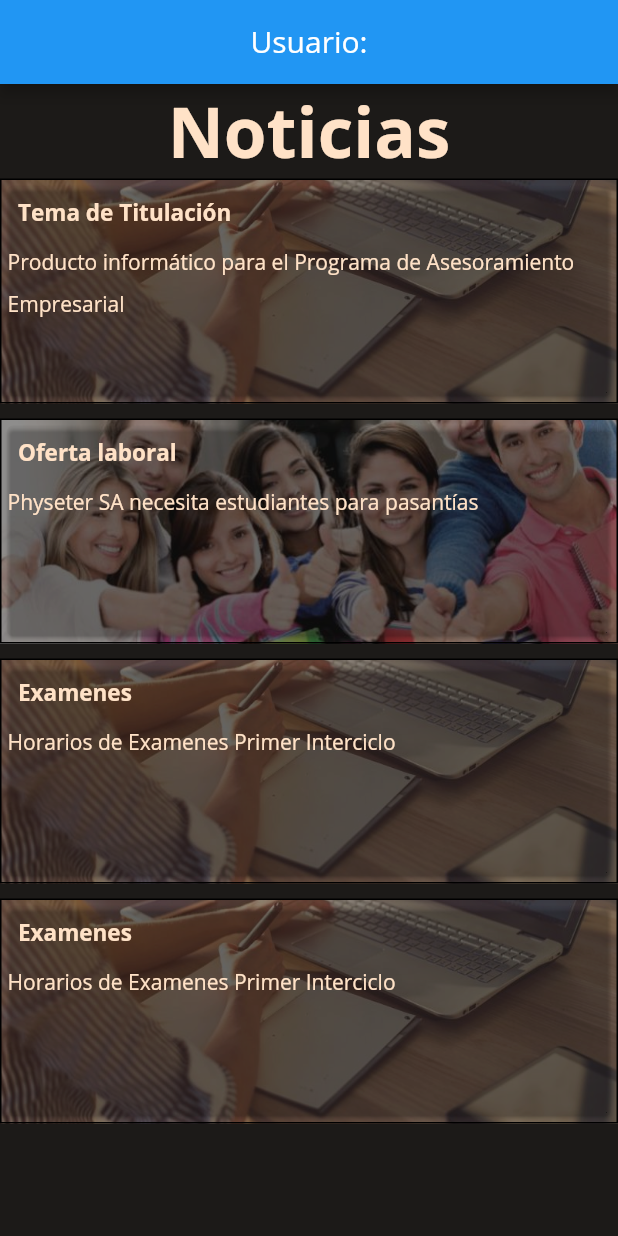
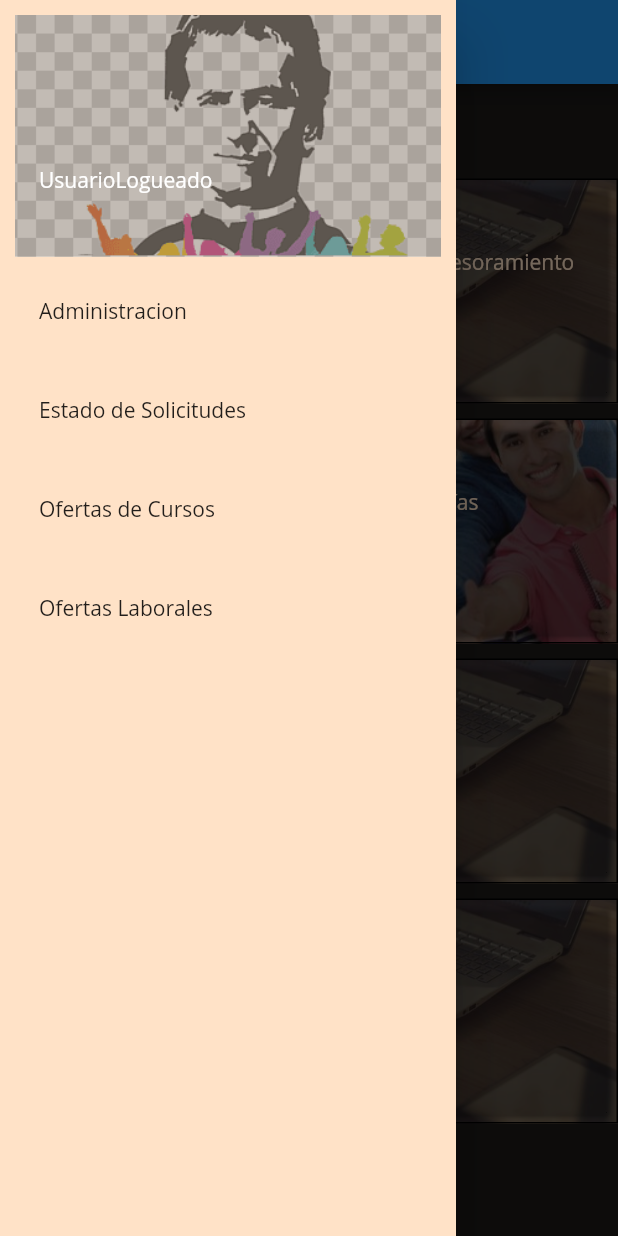
Before and after one commit to DavidEF1996/PasantiaUPS, a Flutter app: the PrincipalNoticias screen opened directly, with the side drawer open (before the commit the screen has no drawer), on a phone screen of 412 x 824 dp. Run offline on Flutter 3.47's test engine with Material 2 defaults, Android fonts, the phone set to English and light mode, and no system bars; our stand-ins replace flutter_svg.

Commit message:
Implementacion de la barra lateral

```diff
--- a/Proyecto/pasantia_noticias/lib/main.dart
+++ b/Proyecto/pasantia_noticias/lib/main.dart
@@ -28,9 +28,9 @@ class MyApp extends StatelessWidget {
         primarySwatch: Colors.blue,
         fontFamily: 'sans',
       ),
-     // home: ListNotices(),
-     //home: LoginPage()
-     home: Administracion(),
+      // home: ListNotices(),
+      //home: LoginPage()
+      home: LoginPage(),
     );
   }
 }
--- a/Proyecto/pasantia_noticias/lib/pages/login/Administracion.dart
+++ b/Proyecto/pasantia_noticias/lib/pages/login/Administracion.dart
@@ -170,7 +170,7 @@ class _AdministracionState extends State<Administracion> {
                     Container(
                       padding: EdgeInsets.all(responsive.diagonalPorcentaje(2)),
                       child: Row(
-                        mainAxisAlignment: MainAxisAlignment.spaceBetween,
+                        mainAxisAlignment: MainAxisAlignment.spaceAround,
                         children: [
                           BotonReusable(
                               onPressed: () {
--- /dev/null
+++ b/Proyecto/pasantia_noticias/lib/pages/login/MenuLateral.dart
@@ -0,0 +1,101 @@
+import 'package:flutter/material.dart';
+import 'package:pasantia_noticias/pages/login/Administracion.dart';
+import 'package:pasantia_noticias/pages/login/widgets/PrincipalNoticias.dart';
+
+class MenuLateral extends StatelessWidget {
+  @override
+  Widget build(BuildContext context) {
+    return Container(
+      child: new Drawer(
+        child: Container(
+          color: Color.fromRGBO(255, 226, 199, 1),
+          padding: EdgeInsets.all(10),
+          child: ListView(
+            children: [
+              new UserAccountsDrawerHeader(
+                  accountName: Text("UsuarioLogueado"),
+                  accountEmail: Text(""),
+                  decoration: BoxDecoration(
+                      color: Color.fromRGBO(101, 91, 80, 0.80),
+                      image: DecorationImage(
+                        image: AssetImage('assets/donBosco.png'),
+                        fit: BoxFit.cover,
+                        colorFilter: new ColorFilter.mode(
+                            Colors.black.withOpacity(0.5), BlendMode.dstATop),
+                      ))),
+              Ink(
+                color: Colors.blue,
+                child: ListTile(
+                  title: Text("Administracion"),
+                  onTap: () {
+                    Navigator.of(context).pop();
+                    Navigator.push(
+                      context,
+                      new MaterialPageRoute(
+                        builder: (context) => new Administracion(),
+                      ),
+                    );
+                  },
+                ),
+              ),
+              SizedBox(
+                height: 10,
+              ),
+              Ink(
+                color: Colors.blue,
+                child: ListTile(
+                  title: Text("Estado de Solicitudes"),
+                  onTap: () {
+                    Navigator.of(context).pop();
+                    Navigator.push(
+                      context,
+                      new MaterialPageRoute(
+                        builder: (context) => new Administracion(),
+                      ),
+                    );
+                  },
+                ),
+              ),
+              SizedBox(
+                height: 10,
+              ),
+              Ink(
+                color: Colors.blue,
+                child: ListTile(
+                  title: Text("Ofertas de Cursos"),
+                  onTap: () {
+                    Navigator.of(context).pop();
+                    Navigator.push(
+                      context,
+                      new MaterialPageRoute(
+                        builder: (context) => new Administracion(),
+                      ),
+                    );
+                  },
+                ),
+              ),
+              SizedBox(
+                height: 10,
+              ),
+              Ink(
+                color: Colors.blue,
+                child: ListTile(
+                  title: Text("Ofertas Laborales"),
+                  onTap: () {
+                    Navigator.of(context).pop();
+                    Navigator.push(
+                      context,
+                      new MaterialPageRoute(
+                        builder: (context) => new Administracion(),
+                      ),
+                    );
+                  },
+                ),
+              ),
+            ],
+          ),
+        ),
+      ),
+    );
+  }
+}
--- a/Proyecto/pasantia_noticias/lib/pages/login/widgets/PrincipalNoticias.dart
+++ b/Proyecto/pasantia_noticias/lib/pages/login/widgets/PrincipalNoticias.dart
@@ -1,4 +1,5 @@
 import 'package:flutter/material.dart';
+import 'package:pasantia_noticias/pages/login/MenuLateral.dart';
 import 'package:pasantia_noticias/pages/login/noticiasInformacion.dart';
 import 'package:pasantia_noticias/pages/login/widgets/ListNotices.dart';
 import 'package:pasantia_noticias/pages/login/widgets/notices.dart';
@@ -12,7 +13,6 @@ class PrincipalNoticias extends StatelessWidget {
     final Responsive responsive = Responsive.of(context);
     return Scaffold(
       appBar: new AppBar(
-        automaticallyImplyLeading: false,
         title: Container(
           alignment: Alignment.center,
           child: Row(
@@ -21,6 +21,7 @@ class PrincipalNoticias extends StatelessWidget {
           ),
         ),
       ),
+      drawer: MenuLateral(),
       body: Container(
         decoration: BoxDecoration(
           gradient: LinearGradient(
--- a/Proyecto/pasantia_noticias/lib/widgets/botonReusable.dart
+++ b/Proyecto/pasantia_noticias/lib/widgets/botonReusable.dart
@@ -21,7 +21,7 @@ class BotonReusable extends StatelessWidget {
               letterSpacing: 1,
               fontSize: 25),
         ),
-        padding: EdgeInsets.symmetric(horizontal: 30, vertical: 15),
+        padding: EdgeInsets.symmetric(horizontal: 25, vertical: 12),
         decoration: BoxDecoration(
             color: Color.fromRGBO(255, 186, 0, 0.85),
             borderRadius: BorderRadius.circular(20),
--- a/Proyecto/pasantia_noticias/pubspec.yaml
+++ b/Proyecto/pasantia_noticias/pubspec.yaml
@@ -54,6 +54,7 @@ flutter:
    - assets/fondo2.jpg
    - assets/ofertaLaboral.jpg
    - assets/titulacion.jpg
+   - assets/donBosco.png
 
 
 
```
Also changed, not shown: Proyecto/pasantia_noticias/assets/donBosco.png (added).
